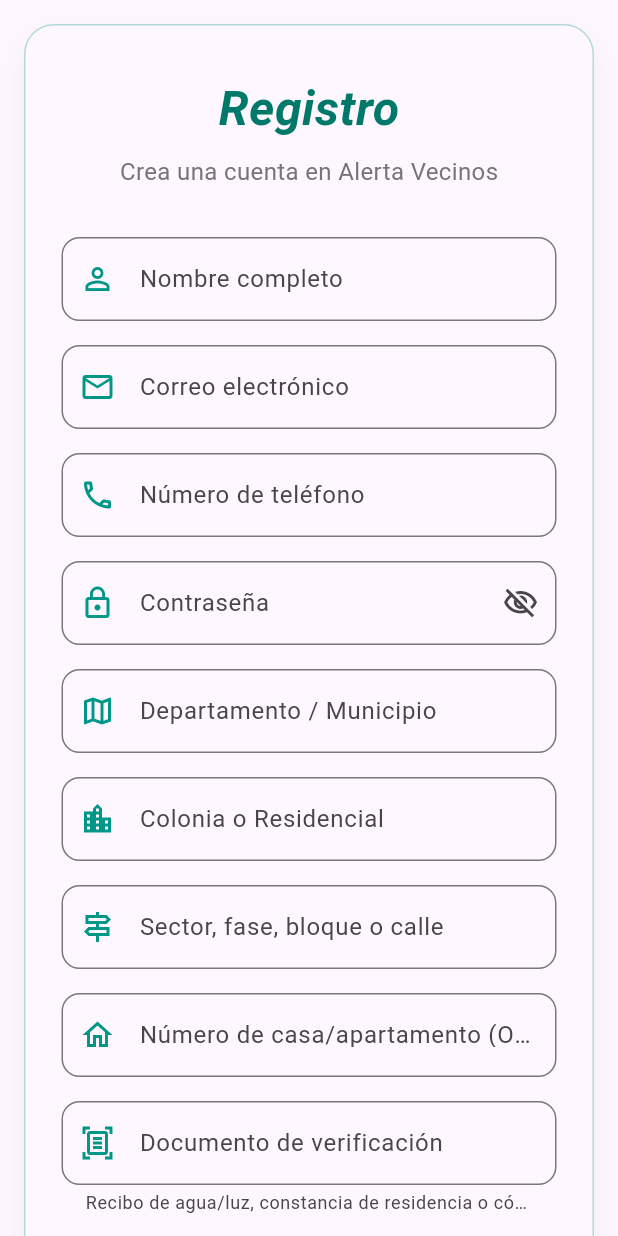
After one commit to GrullonDev/AlertaVecino, a Flutter app: the screen it shows after launch, after a tap on "Solicitar acceso como vecino", on a phone screen of 412 x 824 dp. The commit adds this screen. Run offline on Flutter 3.47's test engine with Material 3 defaults, Android fonts, the phone set to English and light mode, and no system bars; our stand-ins replace google_fonts.

Commit message:
feat: implement registration screen UI components and layout

```diff
--- /dev/null
+++ b/lib/features/auth/register/widgets/register_footer.dart
@@ -0,0 +1,29 @@
+import 'package:flutter/material.dart';
+
+class RegisterFooter extends StatelessWidget {
+  const RegisterFooter({super.key});
+
+  @override
+  Widget build(BuildContext context) {
+    return Wrap(
+      alignment: WrapAlignment.center,
+      children: [
+        Text(
+          '¿Ya tienes cuenta? ',
+          style: TextStyle(color: Colors.grey.shade700, fontSize: 15),
+        ),
+        GestureDetector(
+          onTap: () => Navigator.pop(context),
+          child: Text(
+            'Iniciar Sesión',
+            style: TextStyle(
+              color: Colors.blue.shade700,
+              fontWeight: FontWeight.bold,
+              fontSize: 15,
+            ),
+          ),
+        ),
+      ],
+    );
+  }
+}
--- /dev/null
+++ b/lib/features/auth/register/widgets/register_form_fields.dart
@@ -0,0 +1,68 @@
+import 'package:flutter/material.dart';
+import 'package:neighbour_alert/features/auth/register/widgets/register_text_field.dart';
+
+class RegisterFormFields extends StatelessWidget {
+  const RegisterFormFields({super.key});
+
+  @override
+  Widget build(BuildContext context) {
+    return Column(
+      children: [
+        const RegisterTextField(
+          label: 'Nombre completo',
+          icon: Icons.person_outline,
+          keyboardType: TextInputType.name,
+        ),
+        const SizedBox(height: 16),
+        const RegisterTextField(
+          label: 'Correo electrónico',
+          icon: Icons.email_outlined,
+          keyboardType: TextInputType.emailAddress,
+        ),
+        const SizedBox(height: 16),
+        const RegisterTextField(
+          label: 'Número de teléfono',
+          icon: Icons.phone_outlined,
+          keyboardType: TextInputType.phone,
+        ),
+        const SizedBox(height: 16),
+        RegisterTextField(
+          label: 'Contraseña',
+          icon: Icons.lock_outline,
+          obscureText: true,
+          suffixIcon: IconButton(
+            icon: const Icon(Icons.visibility_off_outlined),
+            onPressed: () {},
+          ),
+        ),
+        const SizedBox(height: 16),
+        const RegisterTextField(
+          label: 'Departamento / Municipio',
+          icon: Icons.map_outlined,
+        ),
+        const SizedBox(height: 16),
+        const RegisterTextField(
+          label: 'Colonia o Residencial',
+          icon: Icons.location_city_outlined,
+        ),
+        const SizedBox(height: 16),
+        const RegisterTextField(
+          label: 'Sector, fase, bloque o calle',
+          icon: Icons.signpost_outlined,
+        ),
+        const SizedBox(height: 16),
+        const RegisterTextField(
+          label: 'Número de casa/apartamento (Opcional)',
+          icon: Icons.home_outlined,
+        ),
+        const SizedBox(height: 16),
+        const RegisterTextField(
+          label: 'Documento de verificación',
+          icon: Icons.document_scanner_outlined,
+          helperText:
+              'Recibo de agua/luz, constancia de residencia o código de invitación',
+        ),
+      ],
+    );
+  }
+}
--- /dev/null
+++ b/lib/features/auth/register/widgets/register_header.dart
@@ -0,0 +1,28 @@
+import 'package:flutter/material.dart';
+import 'package:google_fonts/google_fonts.dart';
+
+class RegisterHeader extends StatelessWidget {
+  const RegisterHeader({super.key});
+
+  @override
+  Widget build(BuildContext context) {
+    return Column(
+      children: [
+        Text(
+          'Registro',
+          style: GoogleFonts.abyssinicaSil(
+            fontSize: 32,
+            fontStyle: FontStyle.italic,
+            fontWeight: FontWeight.w600,
+            color: Colors.teal.shade700,
+          ),
+        ),
+        const SizedBox(height: 8),
+        Text(
+          'Crea una cuenta en Alerta Vecinos',
+          style: TextStyle(fontSize: 16, color: Colors.grey.shade600),
+        ),
+      ],
+    );
+  }
+}
--- /dev/null
+++ b/lib/features/auth/register/widgets/register_text_field.dart
@@ -0,0 +1,41 @@
+import 'package:flutter/material.dart';
+
+class RegisterTextField extends StatelessWidget {
+  const RegisterTextField({
+    super.key,
+    required this.label,
+    required this.icon,
+    this.keyboardType,
+    this.obscureText = false,
+    this.suffixIcon,
+    this.helperText,
+  });
+
+  final String label;
+  final IconData icon;
+  final TextInputType? keyboardType;
+  final bool obscureText;
+  final Widget? suffixIcon;
+  final String? helperText;
+
+  @override
+  Widget build(BuildContext context) {
+    return TextFormField(
+      decoration: InputDecoration(
+        labelText: label,
+        helperText: helperText,
+        prefixIcon: Icon(icon, color: Colors.teal),
+        suffixIcon: suffixIcon,
+        border: OutlineInputBorder(
+          borderRadius: BorderRadius.circular(12),
+        ),
+        focusedBorder: OutlineInputBorder(
+          borderRadius: BorderRadius.circular(12),
+          borderSide: const BorderSide(color: Colors.teal, width: 2),
+        ),
+      ),
+      keyboardType: keyboardType,
+      obscureText: obscureText,
+    );
+  }
+}
```
Also changed, not shown: lib/features/auth/register/pages/register_layout.dart (+6 -131 lines).
